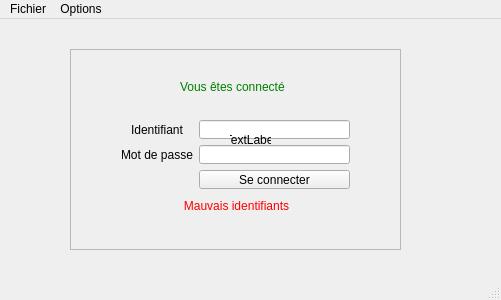
Above: app/gui/window.ui from Nokitoo/Nautiljon-Notifier before the change. Below: the same form after it.
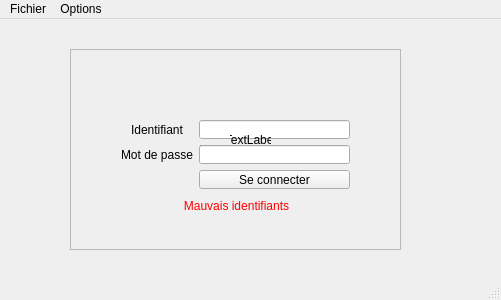
That is the form after the change.

Commit message: Center 'you are connected' message

What changed in the file:
```diff
--- a/app/gui/window.ui
+++ b/app/gui/window.ui
@@ -60,10 +60,10 @@
     <widget class="QLabel" name="connectSuccess">
      <property name="geometry">
       <rect>
-       <x>110</x>
-       <y>30</y>
-       <width>141</width>
-       <height>16</height>
+       <x>130</x>
+       <y>90</y>
+       <width>151</width>
+       <height>21</height>
       </rect>
      </property>
      <property name="styleSheet">
```
The commit also changes 1 other file.
